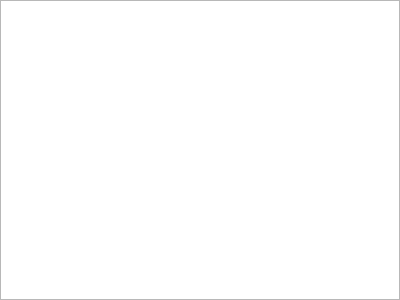
nextcloud/desktop, file src/gui/spaces/spacesbrowser.ui: the form before one commit.
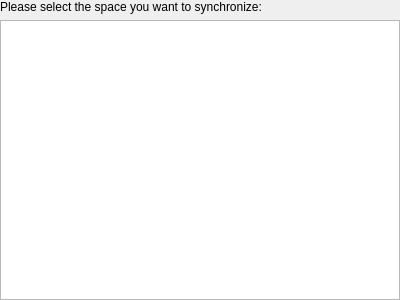
The form after the commit.

Commit message: Improve "add space" wizard

Diff of the .ui file:
```diff
--- a/src/gui/spaces/spacesbrowser.ui
+++ b/src/gui/spaces/spacesbrowser.ui
@@ -27,22 +27,20 @@
     <number>0</number>
    </property>
    <item>
-    <widget class="QTableView" name="tableView">
-     <property name="selectionMode">
-      <enum>QAbstractItemView::SingleSelection</enum>
+    <widget class="QLabel" name="label">
+     <property name="text">
+      <string>Please select the space you want to synchronize:</string>
      </property>
-     <property name="selectionBehavior">
-      <enum>QAbstractItemView::SelectRows</enum>
+    </widget>
+   </item>
+   <item>
+    <widget class="QListWidget" name="listWidget">
+     <property name="verticalScrollMode">
+      <enum>QAbstractItemView::ScrollPerPixel</enum>
      </property>
-     <attribute name="horizontalHeaderVisible">
-      <bool>true</bool>
-     </attribute>
-     <attribute name="verticalHeaderVisible">
-      <bool>false</bool>
-     </attribute>
-     <attribute name="verticalHeaderHighlightSections">
-      <bool>false</bool>
-     </attribute>
+     <property name="horizontalScrollMode">
+      <enum>QAbstractItemView::ScrollPerPixel</enum>
+     </property>
     </widget>
    </item>
   </layout>
```
The commit also changes 20 other files.
